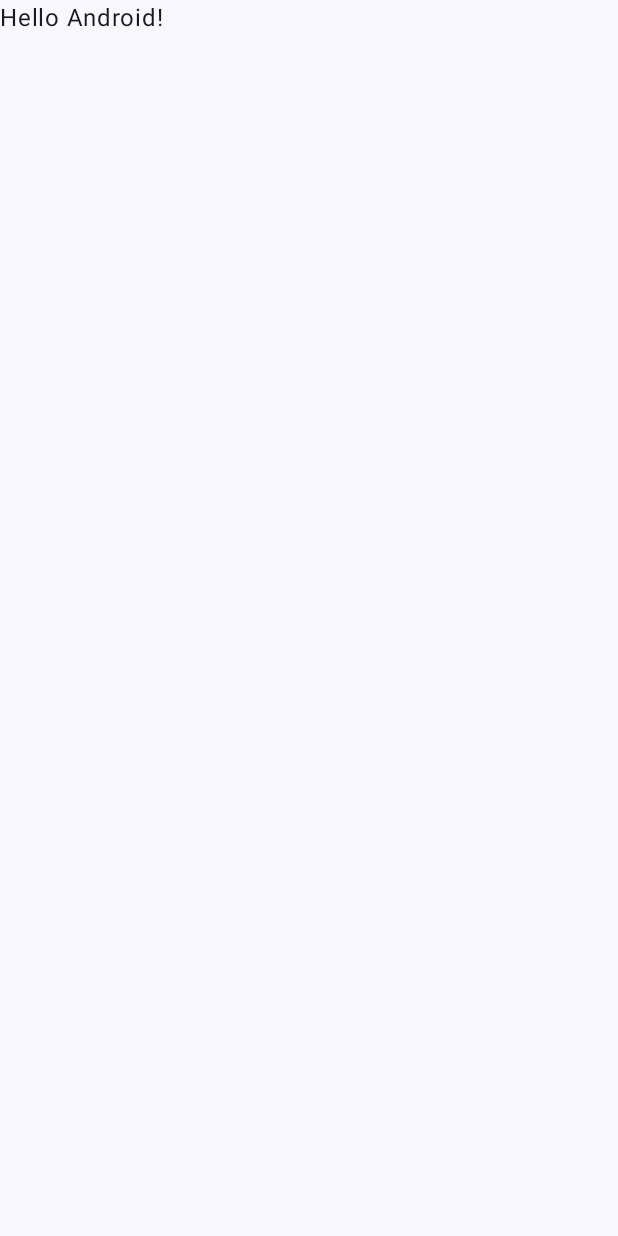
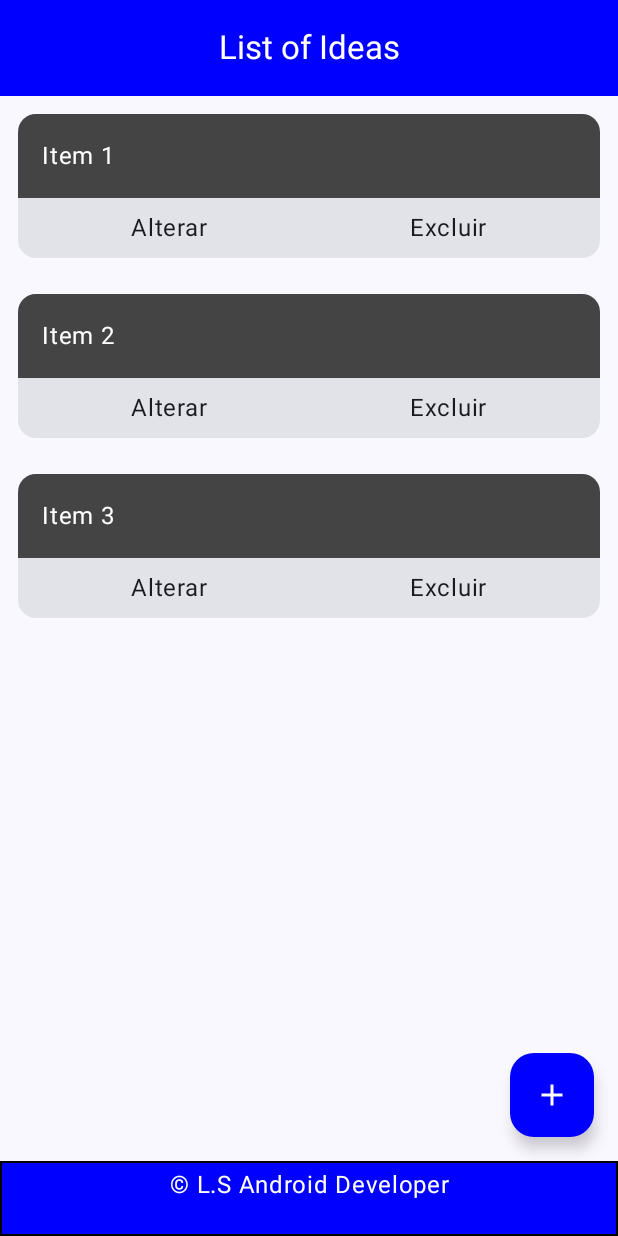
Before and after one commit to leofrs/listaDeIdeias, an Android app built with Jetpack Compose: the screen it shows after launch (MainActivity), on a phone screen of 412 x 824 dp. Before the commit the screen is almost empty. Run offline under Robolectric (Android 15) with nearby library versions, the phone set to English and light mode, and no system bars.

Commit message:
Roter Navigator implementado e alteração na homeScreen colocadas

```diff
--- a/app/src/main/java/com/example/listadeideias/MainActivity.kt
+++ b/app/src/main/java/com/example/listadeideias/MainActivity.kt
@@ -4,13 +4,6 @@ import android.os.Bundle
 import androidx.activity.ComponentActivity
 import androidx.activity.compose.setContent
 import androidx.activity.enableEdgeToEdge
-import androidx.compose.foundation.layout.fillMaxSize
-import androidx.compose.foundation.layout.padding
-import androidx.compose.material3.Scaffold
-import androidx.compose.material3.Text
-import androidx.compose.runtime.Composable
-import androidx.compose.ui.Modifier
-import androidx.compose.ui.tooling.preview.Preview
 import com.example.listadeideias.ui.theme.ListaDeideiasTheme
 
 class MainActivity : ComponentActivity() {
@@ -19,29 +12,8 @@ class MainActivity : ComponentActivity() {
         enableEdgeToEdge()
         setContent {
             ListaDeideiasTheme {
-                Scaffold(modifier = Modifier.fillMaxSize()) { innerPadding ->
-                    Greeting(
-                        name = "Android",
-                        modifier = Modifier.padding(innerPadding)
-                    )
-                }
+                Navigation()
             }
         }
     }
 }
-
-@Composable
-fun Greeting(name: String, modifier: Modifier = Modifier) {
-    Text(
-        text = "Hello $name!",
-        modifier = modifier
-    )
-}
-
-@Preview(showBackground = true)
-@Composable
-fun GreetingPreview() {
-    ListaDeideiasTheme {
-        Greeting("Android")
-    }
-}
--- /dev/null
+++ b/app/src/main/java/com/example/listadeideias/Navigation.kt
@@ -0,0 +1,29 @@
+package com.example.listadeideias
+
+import androidx.compose.runtime.Composable
+import androidx.navigation.NavHostController
+import androidx.navigation.compose.rememberNavController
+import com.example.listadeideias.viewModel.ListViewModel
+import androidx.lifecycle.viewmodel.compose.viewModel
+import androidx.navigation.compose.NavHost
+import androidx.navigation.compose.composable
+import com.example.listadeideias.views.AddItemView
+import com.example.listadeideias.views.HomeView
+
+@Composable
+fun Navigation(
+    navController: NavHostController = rememberNavController(),
+    viewModel: ListViewModel = viewModel()
+) {
+    NavHost(
+        navController = navController,
+        startDestination = ScreenRoutes.HomeScreen.route
+    ){
+        composable(route = ScreenRoutes.HomeScreen.route){
+            HomeView()
+        }
+        composable(route = ScreenRoutes.AddScreen.route){
+            AddItemView()
+        }
+    }
+}
--- /dev/null
+++ b/app/src/main/java/com/example/listadeideias/Screens.kt
@@ -0,0 +1,6 @@
+package com.example.listadeideias
+
+sealed class ScreenRoutes(val route: String) {
+    data object HomeScreen: ScreenRoutes("home_screen")
+    data object AddScreen: ScreenRoutes("add_screen")
+}
--- /dev/null
+++ b/app/src/main/java/com/example/listadeideias/viewModel/ListViewModel.kt
@@ -0,0 +1,6 @@
+package com.example.listadeideias.viewModel
+
+import androidx.lifecycle.ViewModel
+
+class ListViewModel: ViewModel() {
+}
--- /dev/null
+++ b/app/src/main/java/com/example/listadeideias/views/AddItemView.kt
@@ -0,0 +1,12 @@
+package com.example.listadeideias.views
+
+import androidx.compose.foundation.layout.Column
+import androidx.compose.material3.Text
+import androidx.compose.runtime.Composable
+
+@Composable
+fun AddItemView() {
+    Column {
+        Text(text = "Página de adicionar items")
+    }
+}
--- a/app/src/main/java/com/example/listadeideias/views/BottomBarView.kt
+++ b/app/src/main/java/com/example/listadeideias/views/BottomBarView.kt
@@ -1,23 +1,34 @@
 package com.example.listadeideias.views
 
+import androidx.compose.foundation.background
+import androidx.compose.foundation.border
+import androidx.compose.foundation.layout.Row
+import androidx.compose.foundation.layout.fillMaxWidth
+import androidx.compose.foundation.layout.height
+import androidx.compose.foundation.layout.padding
 import androidx.compose.material3.ExperimentalMaterial3Api
 import androidx.compose.material3.Text
 import androidx.compose.material3.TopAppBar
 import androidx.compose.material3.TopAppBarColors
 import androidx.compose.runtime.Composable
+import androidx.compose.ui.Alignment
+import androidx.compose.ui.Modifier
 import androidx.compose.ui.graphics.Color
+import androidx.compose.ui.text.style.TextAlign
+import androidx.compose.ui.unit.dp
 
 @OptIn(ExperimentalMaterial3Api::class)
 @Composable
 fun BottomBarView(title: String) {
-    TopAppBar(
-        title = { Text(text = title) },
-        colors = TopAppBarColors(
-            containerColor = Color.Blue,
-            titleContentColor = Color.White,
-            navigationIconContentColor = Color.Unspecified,
-            scrolledContainerColor = Color.Unspecified,
-            actionIconContentColor = Color.Unspecified
+    Row(
+        modifier = Modifier.fillMaxWidth().
+        border(1.dp, color = Color.Black).background(Color.Blue).height(50.dp)
+    ) {
+        Text(
+            modifier = Modifier.fillMaxWidth().padding(4.dp),
+            text = title, textAlign = TextAlign.Center,
+            color = Color.White
         )
-    )
+    }
+
 }
--- a/app/src/main/java/com/example/listadeideias/views/CardListView.kt
+++ b/app/src/main/java/com/example/listadeideias/views/CardListView.kt
@@ -1,7 +1,10 @@
 package com.example.listadeideias.views
 
 import androidx.compose.foundation.background
+import androidx.compose.foundation.clickable
+import androidx.compose.foundation.layout.Arrangement
 import androidx.compose.foundation.layout.Column
+import androidx.compose.foundation.layout.Row
 import androidx.compose.foundation.layout.fillMaxWidth
 import androidx.compose.foundation.layout.padding
 import androidx.compose.material3.Card
@@ -15,15 +18,33 @@ import com.example.listadeideias.model.ListModel
 @Composable
 fun CardListView(item: ListModel) {
     Card(
-        modifier = Modifier.fillMaxWidth().padding(all = 12.dp)
+        modifier = Modifier
+            .fillMaxWidth()
+            .padding(all = 12.dp).clickable {  }
     ){
         Column(
-            modifier = Modifier.background(Color.DarkGray).fillMaxWidth().padding(all = 16.dp)
+            modifier = Modifier
+                .background(Color.DarkGray)
+                .fillMaxWidth()
+                .padding(all = 16.dp)
         ){
             Text(
                 text = item.title,
                 color = Color.White
             )
         }
+        Row(
+            modifier = Modifier.fillMaxWidth().padding(8.dp),
+            horizontalArrangement = Arrangement.SpaceAround
+        ) {
+            Text(
+                modifier = Modifier.clickable {  },
+                text = "Alterar"
+            )
+            Text(
+                modifier = Modifier.clickable {  },
+                text = "Excluir"
+            )
+        }
     }
 }
--- a/app/src/main/java/com/example/listadeideias/views/HomeView.kt
+++ b/app/src/main/java/com/example/listadeideias/views/HomeView.kt
@@ -3,9 +3,14 @@ package com.example.listadeideias.views
 import androidx.compose.foundation.layout.padding
 import androidx.compose.foundation.lazy.LazyColumn
 import androidx.compose.foundation.lazy.items
+import androidx.compose.material.icons.Icons
+import androidx.compose.material.icons.filled.Add
+import androidx.compose.material3.FloatingActionButton
+import androidx.compose.material3.Icon
 import androidx.compose.material3.Scaffold
 import androidx.compose.runtime.Composable
 import androidx.compose.ui.Modifier
+import androidx.compose.ui.graphics.Color
 import androidx.compose.ui.tooling.preview.Preview
 import com.example.listadeideias.model.ListFake
 
@@ -13,7 +18,19 @@ import com.example.listadeideias.model.ListFake
 fun HomeView() {
     Scaffold(
         topBar = { TopBarView("List of Ideas") },
-        bottomBar = { BottomBarView("© L.S Android Developer") }
+        bottomBar = { BottomBarView("© L.S Android Developer") },
+        floatingActionButton = {
+            FloatingActionButton(
+                onClick = { /*TODO*/ },
+                containerColor = Color.Blue,
+                contentColor = Color.White
+            ) {
+                Icon(
+                    imageVector = Icons.Default.Add,
+                    contentDescription = "Botão de adicionar ideia"
+                )
+            }
+        }
     ) {
         LazyColumn (
             modifier = Modifier.padding(it)
--- a/app/src/main/java/com/example/listadeideias/views/TopBarView.kt
+++ b/app/src/main/java/com/example/listadeideias/views/TopBarView.kt
@@ -1,17 +1,30 @@
 package com.example.listadeideias.views
 
+import androidx.compose.foundation.border
+import androidx.compose.foundation.layout.fillMaxHeight
+import androidx.compose.foundation.layout.fillMaxSize
+import androidx.compose.foundation.layout.fillMaxWidth
+import androidx.compose.foundation.layout.width
+import androidx.compose.foundation.layout.widthIn
 import androidx.compose.material3.Text
 import androidx.compose.material3.ExperimentalMaterial3Api
 import androidx.compose.material3.TopAppBar
 import androidx.compose.material3.TopAppBarColors
 import androidx.compose.runtime.Composable
+import androidx.compose.ui.Modifier
 import androidx.compose.ui.graphics.Color
+import androidx.compose.ui.text.style.TextAlign
+import androidx.compose.ui.unit.dp
 
 @OptIn(ExperimentalMaterial3Api::class)
 @Composable
 fun TopBarView(title: String) {
     TopAppBar(
-        title = { Text(text = title) },
+        title = {
+            Text(
+            modifier = Modifier.width(380.dp),
+            text = title, textAlign = TextAlign.Center
+        ) },
         colors = TopAppBarColors(
             containerColor = Color.Blue,
             titleContentColor = Color.White,
```
